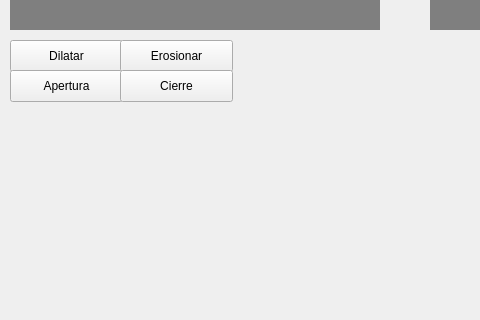
The window that Segmentacion/mainwindow.ui (egjimenezg/ImageAnalysis) describes before a commit, drawn with Qt 5; both pictures show x 0 to 480 and y 216 to 536 of the 814 by 536 pixel window.
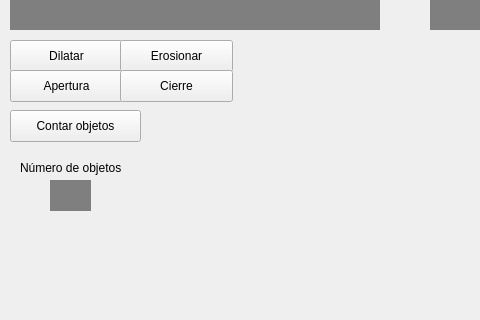
The same window after the commit.

Commit message: coding #8 adding the method for count the objects using the labeling algorithm

```diff
--- a/Segmentacion/mainwindow.ui
+++ b/Segmentacion/mainwindow.ui
@@ -114,6 +114,55 @@
      <string>Cierre</string>
     </property>
    </widget>
+   <widget class="QPushButton" name="countButton">
+    <property name="geometry">
+     <rect>
+      <x>10</x>
+      <y>290</y>
+      <width>131</width>
+      <height>32</height>
+     </rect>
+    </property>
+    <property name="text">
+     <string>Contar objetos</string>
+    </property>
+   </widget>
+   <widget class="QLabel" name="number">
+    <property name="geometry">
+     <rect>
+      <x>50</x>
+      <y>360</y>
+      <width>41</width>
+      <height>31</height>
+     </rect>
+    </property>
+    <property name="autoFillBackground">
+     <bool>false</bool>
+    </property>
+    <property name="styleSheet">
+     <string notr="true">background-color:rgb(127, 127, 127)
+</string>
+    </property>
+    <property name="text">
+     <string/>
+    </property>
+    <property name="indent">
+     <number>10</number>
+    </property>
+   </widget>
+   <widget class="QLabel" name="label">
+    <property name="geometry">
+     <rect>
+      <x>20</x>
+      <y>340</y>
+      <width>131</width>
+      <height>16</height>
+     </rect>
+    </property>
+    <property name="text">
+     <string>Número de objetos</string>
+    </property>
+   </widget>
   </widget>
   <widget class="QMenuBar" name="menuBar">
    <property name="geometry">
```
Left out of the diff: 12 changed lines with no effect on the pictures. The commit also changes 5 other files.
